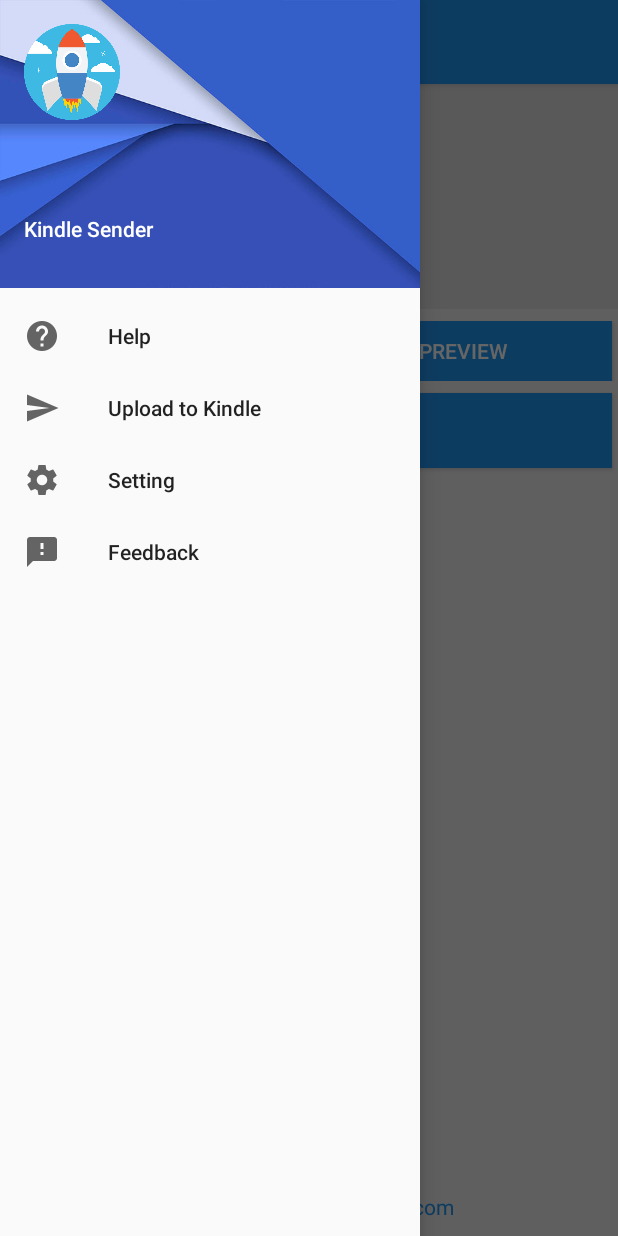
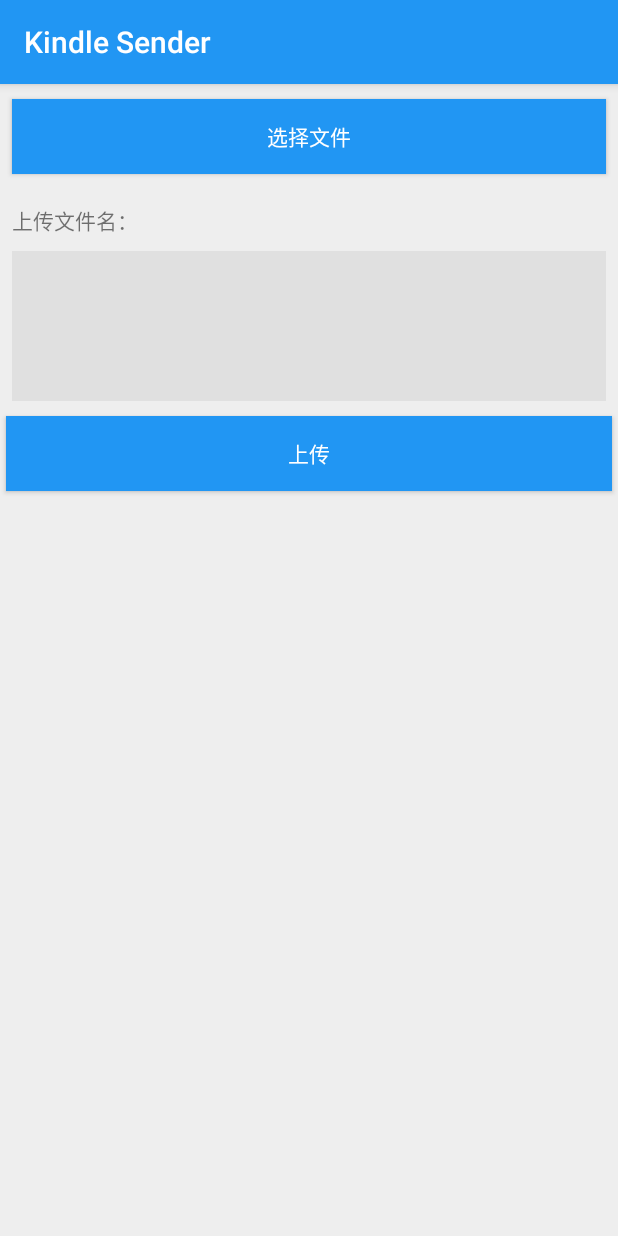
Before and after one commit to wudizhuo/kindle-android-kotlin, an Android app: the screen it shows after launch (MainActivity before the commit, UploadActivity after it), in the side drawer, after a tap on "Upload to Kindle", on a phone screen of 412 x 824 dp. Run offline under Robolectric (Android 15) with nearby library versions, the phone set to English and light mode, and no system bars; our stand-ins replace Dagger/Hilt's generated code, RxJava; libraries missing offline, so code that uses them is left out: com.crashlytics.android, com.jakewharton.retrofit2, com.jakewharton.rxbinding2, com.nononsenseapps.filepicker, io.fabric.sdk; 5 statements that could not run were skipped.

```diff
--- a/app/src/main/java/com/kindleassistant/App.kt
+++ b/app/src/main/java/com/kindleassistant/App.kt
@@ -1,24 +1,26 @@
 package com.kindleassistant
 
 import android.app.Application
+import android.content.Context
 import com.crashlytics.android.Crashlytics
+import com.crashlytics.android.core.CrashlyticsCore
 import com.kindleassistant.di.AppComponent
 import com.kindleassistant.di.AppModule
 import com.kindleassistant.di.DaggerAppComponent
 import io.fabric.sdk.android.Fabric
 
+
+
 class App : Application() {
     companion object {
+        lateinit var appContext: Context
         lateinit var appComponent: AppComponent
     }
 
     override fun onCreate() {
         super.onCreate()
-        val fabric = Fabric.Builder(this)
-                .kits(Crashlytics())
-                .debuggable(BuildConfig.DEBUG)
-                .build()
-        Fabric.with(fabric)
+        appContext = this.applicationContext
+        Fabric.with(this, Crashlytics.Builder().core(CrashlyticsCore.Builder().disabled(BuildConfig.DEBUG).build()).build())
 
         //TODO 学习这个代码是怎么使用的
         appComponent = DaggerAppComponent.builder()
--- a/app/src/main/java/com/kindleassistant/sender/MainActivity.kt
+++ b/app/src/main/java/com/kindleassistant/sender/MainActivity.kt
@@ -1,5 +1,6 @@
 package com.kindleassistant.sender
 
+import android.content.Intent
 import android.os.Bundle
 import android.support.design.widget.NavigationView
 import android.support.v4.view.GravityCompat
@@ -10,6 +11,10 @@ import com.jakewharton.rxbinding2.view.clicks
 import com.kindleassistant.App
 import com.kindleassistant.R
 import com.kindleassistant.common.BaseActivity
+import com.kindleassistant.helper.HelperActivity
+import com.kindleassistant.setting.SettingActivity
+import com.kindleassistant.upload.UploadActivity
+import com.kindleassistant.util.ToastUtil
 import io.reactivex.Observable
 import kotlinx.android.synthetic.main.activity_main.*
 import kotlinx.android.synthetic.main.toolbar.*
@@ -72,16 +77,16 @@ class MainActivity : BaseActivity(), SenderContract.View {
                 { menuItem ->
                     when (menuItem.itemId) {
                         R.id.item_navigation_drawer_help -> {
-
+                            startActivity(Intent(this, HelperActivity::class.java))
                         }
                         R.id.item_navigation_drawer_settings -> {
-
+                            startActivity(Intent(this, SettingActivity::class.java))
                         }
                         R.id.item_navigation_drawer_feedback -> {
-
+                            ToastUtil.show("欢迎到我的微博：无敌卓，反馈沟通。")
                         }
                         R.id.item_navigation_drawer_upload -> {
-
+                            startActivity(Intent(this, UploadActivity::class.java))
                         }
                     }
                     true
--- /dev/null
+++ b/app/src/main/java/com/kindleassistant/upload/UploadActivity.kt
@@ -0,0 +1,72 @@
+package com.kindleassistant.upload
+
+import android.annotation.TargetApi
+import android.app.Activity
+import android.content.Intent
+import android.os.Build
+import android.os.Bundle
+import android.os.Environment
+import android.os.Handler
+import android.text.TextUtils
+import android.view.View
+import android.widget.TextView
+import com.kindleassistant.AppPreferences
+import com.kindleassistant.R
+import com.kindleassistant.common.BaseActivity
+import com.kindleassistant.setting.SettingActivity
+import com.kindleassistant.util.ToastUtil
+import com.nononsenseapps.filepicker.FilePickerActivity
+import kotlinx.android.synthetic.main.activity_uploads.*
+import java.io.File
+
+class UploadActivity : BaseActivity() {
+    private var uploadFile = ""
+    private val FILE_SELECT_CODE = 0
+
+    public override fun onCreate(savedInstanceState: Bundle?) {
+        super.onCreate(savedInstanceState)
+        setContentView(R.layout.activity_uploads)
+        btn_select.setOnClickListener {
+            showFileChooser()
+        }
+    }
+
+    private fun updateClick() {
+        if (TextUtils.isEmpty(AppPreferences.toEmail) || TextUtils.isEmpty(AppPreferences.fromEmail)) {
+            ToastUtil.showInCenter("请先设置发送邮箱或者信任邮箱")
+            Handler().postDelayed({
+                val intent = Intent(this@UploadActivity,
+                        SettingActivity::class.java)
+                startActivity(intent)
+            }, 100)
+            return
+        }
+        uploadFile()
+    }
+
+    private fun uploadFile() {
+
+    }
+
+    private fun showFileChooser() {
+        val intent = Intent(this, FilePickerActivity::class.java)
+        intent.putExtra(FilePickerActivity.EXTRA_ALLOW_MULTIPLE, false)
+        intent.putExtra(FilePickerActivity.EXTRA_ALLOW_CREATE_DIR, false)
+        intent.putExtra(FilePickerActivity.EXTRA_MODE, FilePickerActivity.MODE_FILE)
+        intent.putExtra(FilePickerActivity.EXTRA_START_PATH, Environment.getExternalStorageDirectory().path)
+        startActivityForResult(intent, FILE_SELECT_CODE)
+    }
+
+    @TargetApi(Build.VERSION_CODES.JELLY_BEAN)
+    override fun onActivityResult(requestCode: Int, resultCode: Int, data: Intent) {
+        if (requestCode == FILE_SELECT_CODE && resultCode == Activity.RESULT_OK) {
+            val uri = data.data
+            uploadFile = uri!!.path
+
+            val file = File(uploadFile)
+            val length = file.length().toFloat()
+            val fileText = findViewById<View>(R.id.file) as TextView
+            fileText.text = this.uploadFile + "   大小为：" + String.format("%.5f", length / (1024 * 1024)) + "M"
+        }
+    }
+}
--- /dev/null
+++ b/app/src/main/res/layout/activity_uploads.xml
@@ -0,0 +1,50 @@
+<?xml version="1.0" encoding="utf-8"?>
+<LinearLayout xmlns:android="http://schemas.android.com/apk/res/android"
+    android:layout_width="match_parent"
+    android:layout_height="match_parent"
+    android:background="#eeeeee"
+    android:orientation="vertical">
+
+    <Button
+        android:id="@+id/btn_select"
+        style="@style/sendbutton"
+        android:layout_width="fill_parent"
+        android:layout_height="50dp"
+        android:layout_marginBottom="10dp"
+        android:layout_marginLeft="8dp"
+        android:layout_marginRight="8dp"
+        android:layout_marginTop="10dp"
+        android:background="@drawable/btn_selector"
+        android:text="选择文件" />
+
+    <TextView
+        android:layout_width="fill_parent"
+        android:layout_height="wrap_content"
+        android:layout_centerHorizontal="true"
+        android:layout_marginLeft="8dp"
+        android:layout_marginRight="8dp"
+        android:layout_marginTop="10dp"
+        android:text="上传文件名：" />
+
+    <TextView
+        android:id="@+id/file"
+        android:layout_width="fill_parent"
+        android:layout_height="100dp"
+        android:layout_marginLeft="8dp"
+        android:layout_marginRight="8dp"
+        android:layout_marginTop="10dp"
+        android:background="#e0e0e0"
+        android:text="" />
+
+    <Button
+        android:id="@+id/upload"
+        style="@style/sendbutton"
+        android:layout_width="fill_parent"
+        android:layout_height="50dp"
+        android:layout_marginLeft="4dp"
+        android:layout_marginRight="4dp"
+        android:layout_marginTop="10dp"
+        android:background="@drawable/btn_selector"
+        android:text="上传" />
+
+</LinearLayout>
--- a/app/src/main/res/values/styles.xml
+++ b/app/src/main/res/values/styles.xml
@@ -1,7 +1,14 @@
 <resources>
 
     <!-- Base application theme. -->
-    <style name="AppTheme" parent="Theme.AppCompat.Light.NoActionBar">
+    <style name="AppTheme" parent="Theme.AppCompat.Light.DarkActionBar">
+        <!-- Customize your theme here. -->
+        <item name="colorPrimary">@color/colorPrimary</item>
+        <item name="colorPrimaryDark">@color/colorPrimaryDark</item>
+        <item name="colorAccent">@color/colorAccent</item>
+    </style>
+
+    <style name="MainActivityTheme" parent="Theme.AppCompat.Light.NoActionBar">
         <!-- Customize your theme here. -->
         <item name="colorPrimary">@color/colorPrimary</item>
         <item name="colorPrimaryDark">@color/colorPrimaryDark</item>
```
Also changed, not shown: app/src/main/AndroidManifest.xml (+8 -1 lines), app/src/main/java/com/kindleassistant/AppPreferences.kt (added, +33 -0 lines), app/src/main/java/com/kindleassistant/helper/HelperActivity.kt (added, +14 -0 lines), app/src/main/java/com/kindleassistant/setting/SettingActivity.kt (added, +53 -0 lines), app/src/main/java/com/kindleassistant/util/ToastUtil.kt (added, +35 -0 lines), app/src/main/res/layout/activity_helper.xml (added, +12 -0 lines), app/src/main/res/layout/activity_setting.xml (added, +77 -0 lines), app/src/main/assets/helper-share.png (added), app/src/main/assets/setting-guide-1.png (added), app/src/main/assets/setting-guide-2.png (added), 2 other files.
